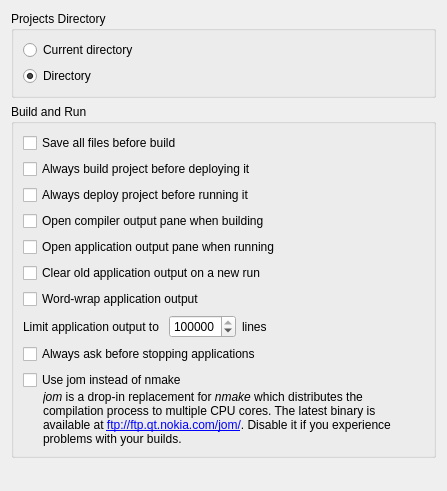
Old version of the form src/plugins/projectexplorer/projectexplorersettingspage.ui in the repository qt-creator/qt-creator.
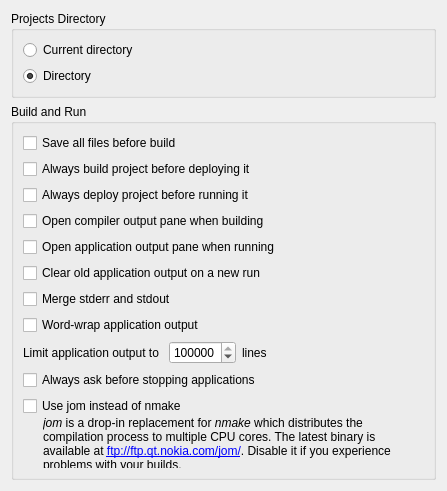
New version of the form. Custom widgets are drawn as their Qt base class.

Commit message:
Option to merge stderr in application output
When activated shows correct interleaving of stdout and stderr messages,
but looses stderr highlighting.

Task-number: QTCREATORBUG-4821

What changed in the file:
```diff
--- a/src/plugins/projectexplorer/projectexplorersettingspage.ui
+++ b/src/plugins/projectexplorer/projectexplorersettingspage.ui
@@ -97,6 +97,16 @@
         </property>
        </widget>
       </item>
+      <item>
+       <widget class="QCheckBox" name="mergeStdErrAndStdOutCheckBox">
+        <property name="toolTip">
+         <string>Enabling this option ensures that the order of interleaved messages from stdout and stderr is preserved, at the cost of disabling highlighting of stderr.</string>
+        </property>
+        <property name="text">
+         <string>Merge stderr and stdout</string>
+        </property>
+       </widget>
+      </item>
       <item>
        <widget class="QCheckBox" name="wrapAppOutputCheckBox">
         <property name="text">
```
The commit also changes 4 other files.
